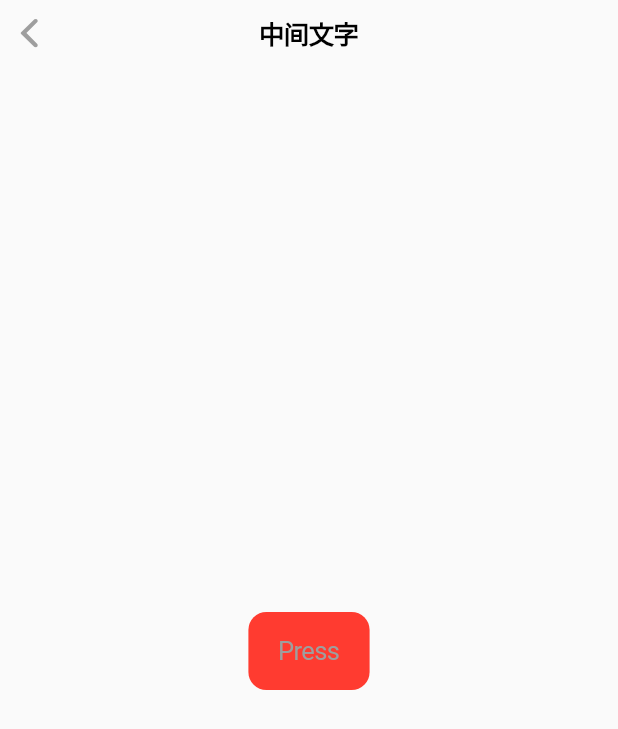
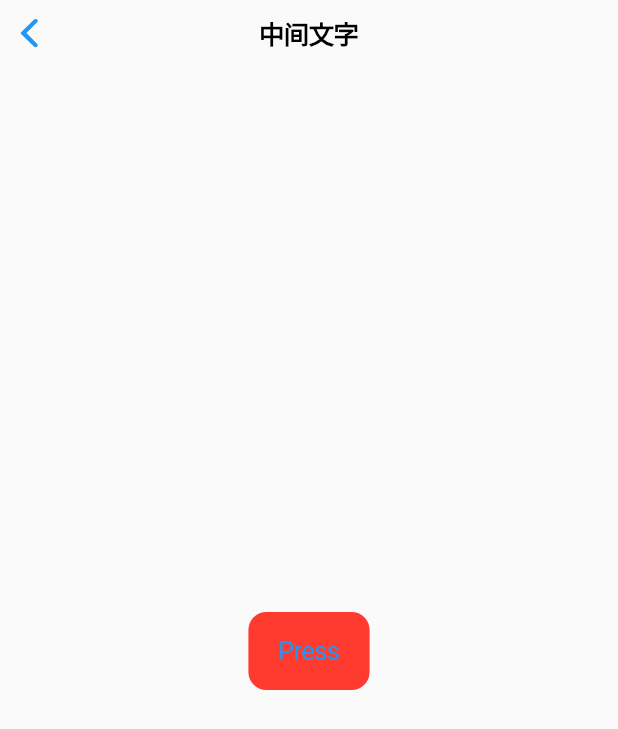
Before and after one commit to AriesHoo/flutter_learn, a Flutter app: the screen it shows after launch, after a tap on "open new page", on a phone screen of 412 x 824 dp. Shown: the top 729 px of the screen. Run offline on Flutter 3.47's test engine with Material 2 defaults, Android fonts, the phone set to English and light mode, and no system bars.

```diff
--- a/lib/main.dart
+++ b/lib/main.dart
@@ -9,20 +9,13 @@ class MyApp extends StatelessWidget {
   @override
   Widget build(BuildContext context) {
     return MaterialApp(
+      color: Colors.orange,
       title: 'Flutter Learn',
+      theme: ThemeData(
+        primaryColor: Colors.white,
+        primaryColorDark: Colors.blue
+      ),
       debugShowCheckedModeBanner: false,
-      theme: ThemeData(
-        // This is the theme of your application.
-        //
-        // Try running your application with "flutter run". You'll see the
-        // application has a blue toolbar. Then, without quitting the app, try
-        // changing the primarySwatch below to Colors.green and then invoke
-        // "hot reload" (press "r" in the console where you ran "flutter run",
-        // or simply save your changes to "hot reload" in a Flutter IDE).
-        // Notice that the counter didn't reset back to zero; the application
-        // is not restarted.
-        primarySwatch: Colors.grey,
-      ),
       home: MyHomePage(title: 'Flutter Learn Home Page'),
     );
   }
@@ -112,6 +105,7 @@ class _MyHomePageState extends State<MyHomePage> {
     // than having to individually change instances of widgets.
     return Scaffold(
       appBar: AppBar(
+        backgroundColor: Colors.white,
         // Here we take the value from the MyHomePage object that was created by
         // the App.build method, and use it to set our appbar title.
         title: Text(widget.title),
@@ -143,11 +137,14 @@ class _MyHomePageState extends State<MyHomePage> {
               '$_counter',
               style: Theme.of(context).textTheme.display1,
             ),
-            FlatButton(
-              child: Text('open new page'),
+            RaisedButton(
+              elevation: 10,
+              child: Text('open new page',style: TextStyle(color: Colors.white),),
               color: Colors.blue,
+              shape: RoundedRectangleBorder(borderRadius: BorderRadius.circular(6)),
               onPressed: _pushPage,
-            )
+            ),
+            RaisedButton.icon(onPressed: _pushPage, icon: Icon(Icons.send), label: Text('发送'))
           ],
         ),
       ),
--- a/lib/module/cupertino_page.dart
+++ b/lib/module/cupertino_page.dart
@@ -6,7 +6,7 @@ class CupertinoPage extends StatelessWidget {
     // TODO: implement build
     return CupertinoPageScaffold(
       navigationBar: CupertinoNavigationBar(
-        middle: Text('中间文字'),
+        middle: Text('中间文字',style: TextStyle(color: CupertinoColors.black),),
         backgroundColor: CupertinoColors.lightBackgroundGray,
       ),
       child: Center(
```
